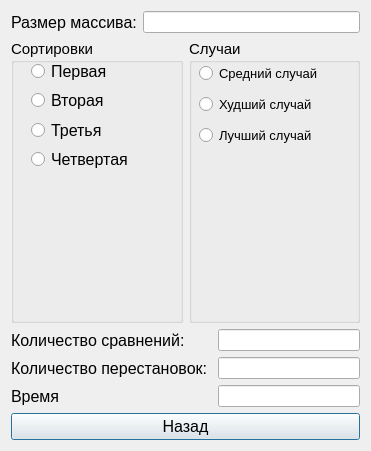
Above: arrays.ui from BatyrshinBPO-16-01/Lab1Interface before the change. Below: the same form after it.
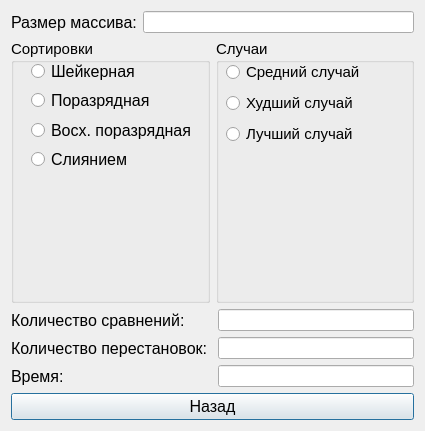
That is the form after the change.

Diff of the .ui file:
```diff
--- a/arrays.ui
+++ b/arrays.ui
@@ -6,8 +6,8 @@
    <rect>
     <x>0</x>
     <y>0</y>
-    <width>371</width>
-    <height>451</height>
+    <width>425</width>
+    <height>431</height>
    </rect>
   </property>
   <property name="windowTitle">
@@ -50,7 +50,7 @@
          <rect>
           <x>20</x>
           <y>20</y>
-          <width>141</width>
+          <width>161</width>
           <height>112</height>
          </rect>
         </property>
@@ -63,7 +63,7 @@
             </font>
            </property>
            <property name="text">
-            <string>Первая</string>
+            <string>Шейкерная</string>
            </property>
           </widget>
          </item>
@@ -75,7 +75,7 @@
             </font>
            </property>
            <property name="text">
-            <string>Вторая</string>
+            <string>Поразрядная</string>
            </property>
           </widget>
          </item>
@@ -87,7 +87,7 @@
             </font>
            </property>
            <property name="text">
-            <string>Третья</string>
+            <string>Восх. поразрядная</string>
            </property>
           </widget>
          </item>
@@ -99,7 +99,7 @@
             </font>
            </property>
            <property name="text">
-            <string>Четвертая</string>
+            <string>Слиянием</string>
            </property>
           </widget>
          </item>
@@ -131,7 +131,7 @@
           <widget class="QRadioButton" name="radioButton_5">
            <property name="font">
             <font>
-             <pointsize>10</pointsize>
+             <pointsize>11</pointsize>
             </font>
            </property>
            <property name="text">
@@ -143,7 +143,7 @@
           <widget class="QRadioButton" name="radioButton_7">
            <property name="font">
             <font>
-             <pointsize>10</pointsize>
+             <pointsize>11</pointsize>
             </font>
            </property>
            <property name="text">
@@ -155,7 +155,7 @@
           <widget class="QRadioButton" name="radioButton_6">
            <property name="font">
             <font>
-             <pointsize>10</pointsize>
+             <pointsize>11</pointsize>
             </font>
            </property>
            <property name="text">
@@ -206,7 +206,7 @@
         </font>
        </property>
        <property name="text">
-        <string>Время</string>
+        <string>Время:</string>
        </property>
       </widget>
      </item>
```
Left out of the diff: 48 changed lines with no effect on the pictures.
